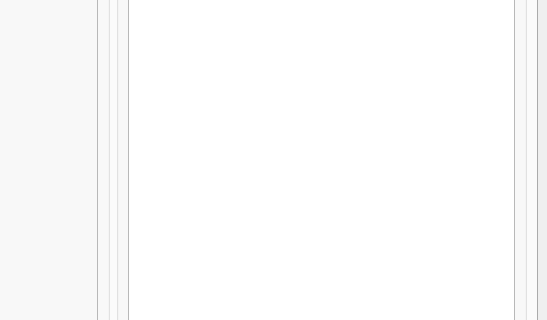
Old version of the form LCDApp/lcd.ui in the repository scuzzycheese/projects; both pictures show x 322 to 869 and y 204 to 524 of the 869 by 660 pixel window.
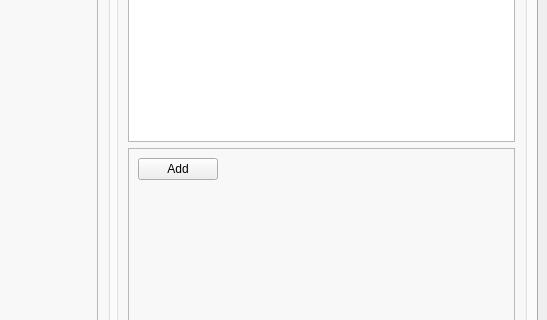
New version of the form. Custom widgets are drawn as their Qt base class.

Diff of the .ui file:
```diff
--- a/LCDApp/lcd.ui
+++ b/LCDApp/lcd.ui
@@ -105,6 +105,31 @@
            <item row="0" column="0">
             <widget class="QListWidget" name="pluginList"/>
            </item>
+           <item row="1" column="0">
+            <widget class="QFrame" name="frame_2">
+             <property name="sizePolicy">
+              <sizepolicy hsizetype="Expanding" vsizetype="Expanding">
+               <horstretch>0</horstretch>
+               <verstretch>0</verstretch>
+              </sizepolicy>
+             </property>
+             <property name="frameShape">
+              <enum>QFrame::StyledPanel</enum>
+             </property>
+             <property name="frameShadow">
+              <enum>QFrame::Raised</enum>
+             </property>
+             <layout class="QFormLayout" name="formLayout">
+              <item row="0" column="0">
+               <widget class="QPushButton" name="pushButton">
+                <property name="text">
+                 <string>Add</string>
+                </property>
+               </widget>
+              </item>
+             </layout>
+            </widget>
+           </item>
           </layout>
          </widget>
         </item>
```
